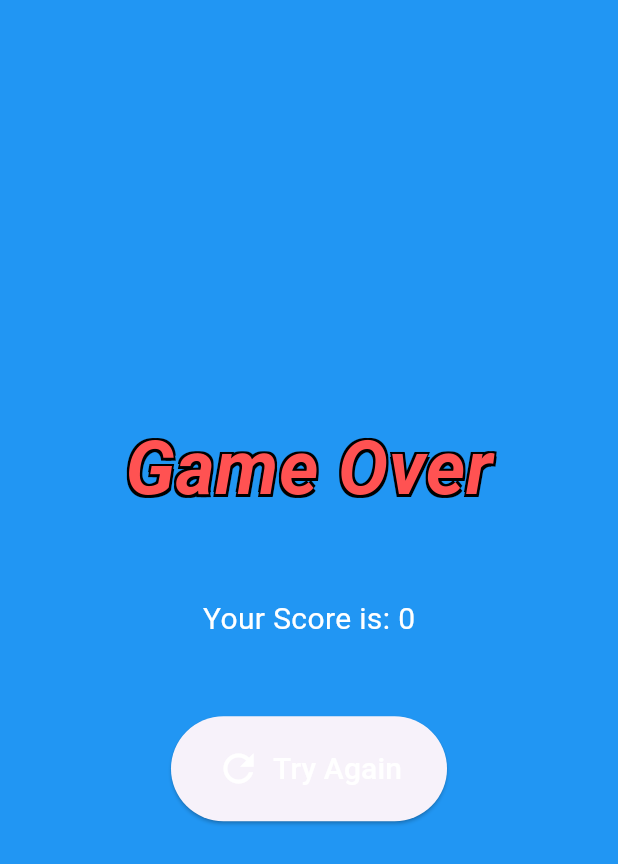
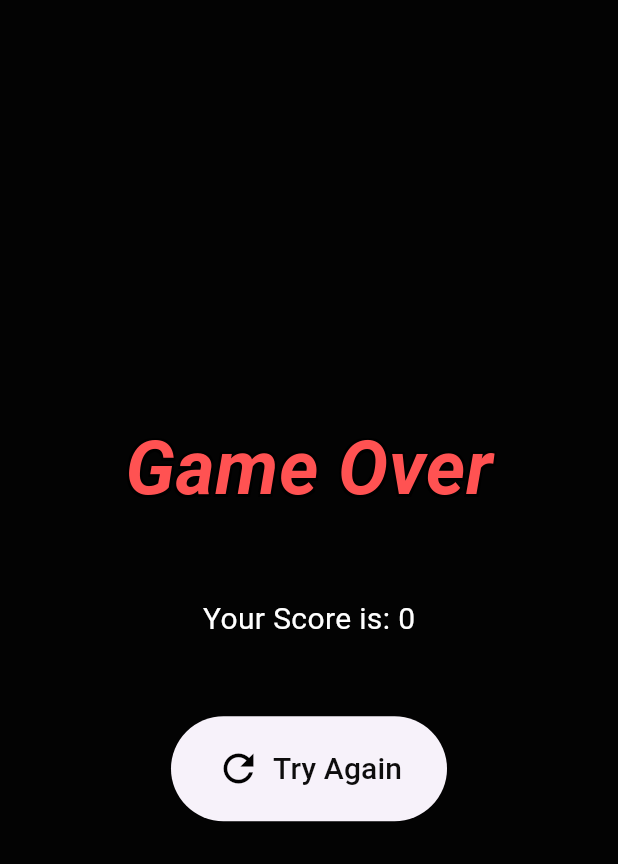
Before and after one commit to Laadnani/snake_app, a Flutter app: the GameOver screen opened directly with empty values, on a phone screen of 412 x 824 dp. Shown: the top 864 px of the screen. Run offline on Flutter 3.47's test engine with Material 3 defaults, Android fonts, the phone set to English and light mode, and no system bars.

Commit message:
finalizing the game over page
finalizing the UI of the game over page

```diff
--- a/snake/lib/game_over.dart
+++ b/snake/lib/game_over.dart
@@ -12,7 +12,7 @@ class GameOver extends StatelessWidget {
         body: Container(
       width: MediaQuery.of(context).size.width,
       height: MediaQuery.of(context).size.height,
-      color: Colors.blue,
+      color: const Color.fromARGB(255, 3, 3, 3),
       child: Column(
         crossAxisAlignment: CrossAxisAlignment.center,
         mainAxisAlignment: MainAxisAlignment.center,
@@ -43,7 +43,7 @@ class GameOver extends StatelessWidget {
                   ])),
           const SizedBox(height: 50.0),
           Text('Your Score is: $score',
-              style: const TextStyle(color: Colors.white, fontSize: 20.0)),
+              style: const TextStyle(color: Color.fromARGB(255, 255, 255, 255), fontSize: 20.0)),
           const SizedBox(height: 50.0),
  ElevatedButton.icon(
             style: ElevatedButton.styleFrom(
@@ -55,10 +55,10 @@ class GameOver extends StatelessWidget {
                 MaterialPageRoute(builder: (context) => const GamePage()),
               );
             },
-            icon: const Icon(Icons.refresh, color: Colors.white, size: 30.0),
+            icon: const Icon(Icons.refresh, color: Color.fromARGB(255, 2, 2, 2), size: 30.0),
             label: const Text(
               "Try Again",
-              style: TextStyle(color: Colors.white, fontSize: 20.0),
+              style: TextStyle(color: Color.fromARGB(255, 14, 13, 13), fontSize: 20.0),
             ),
           ),
 
--- a/snake/lib/game_page.dart
+++ b/snake/lib/game_page.dart
@@ -154,7 +154,7 @@ Widget build(BuildContext context) {
     body:
 
     Container(
-      color:  const Color.fromARGB(255, 17, 17, 17),
+      color: const Color.fromARGB(255, 0, 0, 0),
       child: Column(
 
       children: [
@@ -202,7 +202,7 @@ Widget build(BuildContext context) {
                             ? const Color.fromARGB(255, 189, 188, 188)
                             : index == _snakeFoodPosition
                                 ? Colors.green
-                                : Color.fromARGB(255, 0, 0, 0),
+                                : const Color.fromARGB(255, 0, 0, 0),
                       ),
                     ),
                   );
```
